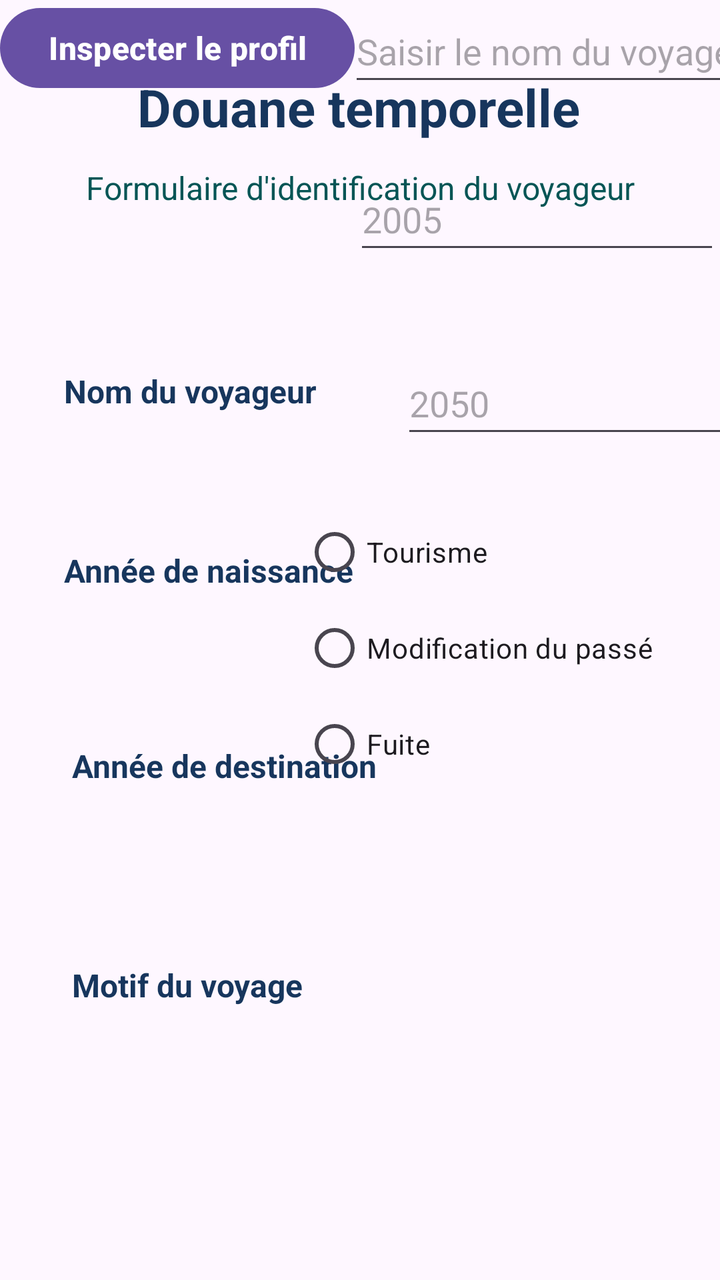
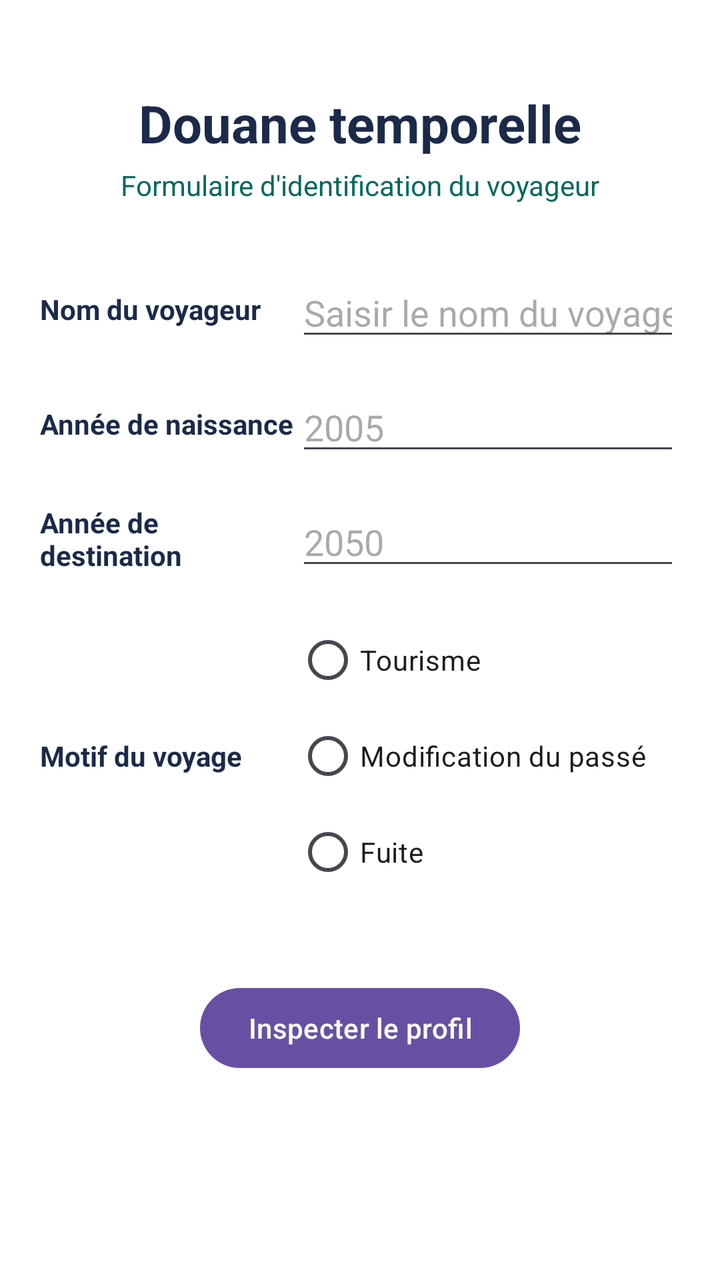

Before-and-after screenshots of an Android layout around one commit, followed by the original layout XML and the change that was made.
<!-- AndroidManifest.xml: application theme Theme.DouaneTemporelle -->
<!-- res/layout/activity_main.xml -->
<?xml version="1.0" encoding="utf-8"?>
<androidx.constraintlayout.widget.ConstraintLayout xmlns:android="http://schemas.android.com/apk/res/android"
    xmlns:app="http://schemas.android.com/apk/res-auto"
    xmlns:tools="http://schemas.android.com/tools"
    android:id="@+id/main"
    android:layout_width="match_parent"
    android:layout_height="match_parent"
    tools:context=".MainActivity">

    <TextView
        android:id="@+id/rs_title"
        android:layout_width="wrap_content"
        android:layout_height="wrap_content"
        android:layout_marginTop="36dp"
        android:text="Douane temporelle"
        android:textColor="#17365D"
        android:textSize="26sp"
        android:textStyle="bold"
        app:layout_constraintEnd_toEndOf="parent"
        app:layout_constraintHorizontal_bias="0.497"
        app:layout_constraintStart_toStartOf="parent"
        app:layout_constraintTop_toTopOf="parent" />

    <TextView
        android:id="@+id/rs_subtitle"
        android:layout_width="0dp"
        android:layout_height="wrap_content"
        android:layout_marginTop="12dp"
        android:gravity="center"
        android:text="Formulaire d'identification du voyageur"
        android:textColor="#055555"
        android:textSize="16sp"
        app:layout_constraintEnd_toEndOf="parent"
        app:layout_constraintHorizontal_bias="0.0"
        app:layout_constraintStart_toStartOf="parent"
        app:layout_constraintTop_toBottomOf="@+id/rs_title" />

    <TextView
        android:id="@+id/rs_label_nom"
        android:layout_width="wrap_content"
        android:layout_height="wrap_content"
        android:layout_marginStart="32dp"
        android:layout_marginTop="80dp"
        android:text="Nom du voyageur"
        android:textColor="#17365D"
        android:textSize="16sp"
        android:textStyle="bold"
        app:layout_constraintStart_toStartOf="parent"
        app:layout_constraintTop_toBottomOf="@+id/rs_subtitle" />

    <TextView
        android:id="@+id/rs_label_naissance"
        android:layout_width="wrap_content"
        android:layout_height="wrap_content"
        android:layout_marginStart="32dp"
        android:layout_marginTop="68dp"
        android:text="Année de naissance"
        android:textColor="#17365D"
        android:textSize="16sp"
        android:textStyle="bold"
        app:layout_constraintStart_toStartOf="parent"
        app:layout_constraintTop_toBottomOf="@+id/rs_label_nom" />

    <TextView
        android:id="@+id/rs_label_destination"
        android:layout_width="wrap_content"
        android:layout_height="wrap_content"
        android:layout_marginStart="36dp"
        android:layout_marginTop="76dp"
        android:text="Année de destination"
        android:textColor="#17365D"
        android:textSize="16sp"
        android:textStyle="bold"
        app:layout_constraintStart_toStartOf="parent"
        app:layout_constraintTop_toBottomOf="@+id/rs_label_naissance" />

    <TextView
        android:id="@+id/rs_label_motif"
        android:layout_width="wrap_content"
        android:layout_height="wrap_content"
        android:layout_marginStart="36dp"
        android:layout_marginTop="88dp"
        android:text="Motif du voyage"
        android:textColor="#17365D"
        android:textSize="16sp"
        android:textStyle="bold"
        app:layout_constraintStart_toStartOf="parent"
        app:layout_constraintTop_toBottomOf="@+id/rs_label_destination" />

    <EditText
        android:id="@+id/rs_nom"
        android:layout_width="0dp"
        android:layout_height="wrap_content"
        android:layout_marginStart="16dp"
        android:ems="10"
        android:hint="Saisir le nom du voyageur"
        android:inputType="text|textPersonName"
        android:minHeight="48dp"
        app:layout_constraintStart_toEndOf="@+id/rs_label_nom"
        tools:ignore="MissingConstraints"
        tools:layout_editor_absoluteY="170dp" />

    <EditText
        android:id="@+id/rs_annee_naissance"
        android:layout_width="0dp"
        android:layout_height="wrap_content"
        android:layout_marginTop="36dp"
        android:ems="10"
        android:hint="2005"
        android:inputType="number"
        android:minHeight="48dp"
        app:layout_constraintEnd_toEndOf="parent"
        app:layout_constraintHorizontal_bias="0.0"
        app:layout_constraintStart_toEndOf="@+id/rs_label_naissance"
        app:layout_constraintTop_toBottomOf="@+id/rs_nom" />

    <EditText
        android:id="@+id/rs_annee_destination"
        android:layout_width="0dp"
        android:layout_height="wrap_content"
        android:layout_marginStart="12dp"
        android:layout_marginTop="44dp"
        android:ems="10"
        android:hint="2050"
        android:inputType="number"
        android:minHeight="48dp"
        app:layout_constraintStart_toEndOf="@+id/rs_label_destination"
        app:layout_constraintTop_toBottomOf="@+id/rs_annee_naissance" />

    <RadioGroup
        android:id="@+id/rs_radio_group_motif"
        android:layout_width="0dp"
        android:layout_height="wrap_content"
        android:layout_marginTop="28dp"
        android:orientation="vertical"
        app:layout_constraintEnd_toEndOf="parent"
        app:layout_constraintHorizontal_bias="1.0"
        app:layout_constraintStart_toEndOf="@+id/rs_label_motif"
        app:layout_constraintTop_toBottomOf="@+id/rs_annee_destination" >

        <RadioButton
            android:id="@+id/rs_motif_tourisme"
            android:layout_width="match_parent"
            android:layout_height="wrap_content"
            android:text="Tourisme" />

        <RadioButton
            android:id="@+id/rs_motif_passe"
            android:layout_width="match_parent"
            android:layout_height="wrap_content"
            android:text="Modification du passé" />

        <RadioButton
            android:id="@+id/rs_motif_fuite"
            android:layout_width="match_parent"
            android:layout_height="wrap_content"
            android:text="Fuite" />
    </RadioGroup>

    <Button
        android:id="@+id/rs_btn_inspecter"
        android:layout_width="0dp"
        android:layout_height="wrap_content"
        android:text="Inspecter le profil"
        android:textColor="#FFFFFF"
        android:textSize="16sp"
        android:textStyle="bold"
        tools:layout_editor_absoluteX="116dp"
        tools:layout_editor_absoluteY="631dp" />

</androidx.constraintlayout.widget.ConstraintLayout>
<!-- resources referenced by this layout -->
<resources>
  <style name="Theme.DouaneTemporelle" parent="Base.Theme.DouaneTemporelle" />
  <style name="Base.Theme.DouaneTemporelle" parent="Theme.Material3.DayNight.NoActionBar">
          
          
      </style>
</resources>

<!-- the commit's change to res/layout/activity_main.xml (unified diff, before → after) -->
@@ -1,171 +1,170 @@
 <?xml version="1.0" encoding="utf-8"?>
-<androidx.constraintlayout.widget.ConstraintLayout xmlns:android="http://schemas.android.com/apk/res/android"
-    xmlns:app="http://schemas.android.com/apk/res-auto"
+<LinearLayout xmlns:android="http://schemas.android.com/apk/res/android"
     xmlns:tools="http://schemas.android.com/tools"
     android:id="@+id/main"
     android:layout_width="match_parent"
     android:layout_height="match_parent"
-    tools:context=".MainActivity">
+    android:orientation="vertical"
+    android:padding="20dp"
+    android:background="#FFFFFF">
 
     <TextView
         android:id="@+id/rs_title"
-        android:layout_width="wrap_content"
+        android:layout_width="match_parent"
         android:layout_height="wrap_content"
-        android:layout_marginTop="36dp"
+        android:layout_marginTop="24dp"
+        android:gravity="center"
         android:text="Douane temporelle"
-        android:textColor="#17365D"
+        android:textColor="#1B2A49"
         android:textSize="26sp"
-        android:textStyle="bold"
-        app:layout_constraintEnd_toEndOf="parent"
-        app:layout_constraintHorizontal_bias="0.497"
-        app:layout_constraintStart_toStartOf="parent"
-        app:layout_constraintTop_toTopOf="parent" />
+        android:textStyle="bold" />
 
     <TextView
         android:id="@+id/rs_subtitle"
-        android:layout_width="0dp"
+        android:layout_width="match_parent"
         android:layout_height="wrap_content"
-        android:layout_marginTop="12dp"
+        android:layout_marginTop="4dp"
+        android:layout_marginBottom="32dp"
         android:gravity="center"
         android:text="Formulaire d'identification du voyageur"
-        android:textColor="#055555"
-        android:textSize="16sp"
-        app:layout_constraintEnd_toEndOf="parent"
-        app:layout_constraintHorizontal_bias="0.0"
-        app:layout_constraintStart_toStartOf="parent"
-        app:layout_constraintTop_toBottomOf="@+id/rs_title" />
+        android:textColor="#00695C"
+        android:textSize="14sp" />
 
-    <TextView
-        android:id="@+id/rs_label_nom"
-        android:layout_width="wrap_content"
+    
+    <LinearLayout
+        android:layout_width="match_parent"
         android:layout_height="wrap_content"
-        android:layout_marginStart="32dp"
-        android:layout_marginTop="80dp"
-        android:text="Nom du voyageur"
-        android:textColor="#17365D"
-        android:textSize="16sp"
-        android:textStyle="bold"
-        app:layout_constraintStart_toStartOf="parent"
-        app:layout_constraintTop_toBottomOf="@+id/rs_subtitle" />
+        android:gravity="center_vertical"
+        android:orientation="horizontal"
+        android:weightSum="1">
 
-    <TextView
-        android:id="@+id/rs_label_naissance"
-        android:layout_width="wrap_content"
+        <TextView
+            android:id="@+id/rs_label_nom"
+            android:layout_width="0dp"
+            android:layout_height="wrap_content"
+            android:layout_weight="0.4"
+            android:text="Nom du voyageur"
+            android:textColor="#1B2A49"
+            android:textStyle="bold" />
+
+        <EditText
+            android:id="@+id/rs_nom"
+            android:layout_width="0dp"
+            android:layout_height="wrap_content"
+            android:layout_weight="0.6"
+            android:hint="Saisir le nom du voyageur"
+            android:inputType="textPersonName"
+            tools:ignore="TouchTargetSizeCheck" />
+    </LinearLayout>
+
+    
+    <LinearLayout
+        android:layout_width="match_parent"
         android:layout_height="wrap_content"
-        android:layout_marginStart="32dp"
-        android:layout_marginTop="68dp"
-        android:text="Année de naissance"
-        android:textColor="#17365D"
-        android:textSize="16sp"
-        android:textStyle="bold"
-        app:layout_constraintStart_toStartOf="parent"
-        app:layout_constraintTop_toBottomOf="@+id/rs_label_nom" />
+        android:layout_marginTop="16dp"
+        android:gravity="center_vertical"
+        android:orientation="horizontal"
+        android:weightSum="1">
 
-    <TextView
-        android:id="@+id/rs_label_destination"
-        android:layout_width="wrap_content"
+        <TextView
+            android:id="@+id/rs_label_naissance"
+            android:layout_width="0dp"
+            android:layout_height="wrap_content"
+            android:layout_weight="0.4"
+            android:text="Année de naissance"
+            android:textColor="#1B2A49"
+            android:textStyle="bold" />
+
+        <EditText
+            android:id="@+id/rs_annee_naissance"
+            android:layout_width="0dp"
+            android:layout_height="wrap_content"
+            android:layout_weight="0.6"
+            android:hint="2005"
+            android:inputType="number"
+            android:maxLength="4"
+            tools:ignore="TouchTargetSizeCheck" />
+    </LinearLayout>
+
+    
+    <LinearLayout
+        android:layout_width="match_parent"
         android:layout_height="wrap_content"
-        android:layout_marginStart="36dp"
-        android:layout_marginTop="76dp"
-        android:text="Année de destination"
-        android:textColor="#17365D"
-        android:textSize="16sp"
-        android:textStyle="bold"
-        app:layout_constraintStart_toStartOf="parent"
-        app:layout_constraintTop_toBottomOf="@+id/rs_label_naissance" />
+        android:layout_marginTop="16dp"
+        android:gravity="center_vertical"
+        android:orientation="horizontal"
+        android:weightSum="1">
 
-    <TextView
-        android:id="@+id/rs_label_motif"
-        android:layout_width="wrap_content"
+        <TextView
+            android:id="@+id/rs_label_destination"
+            android:layout_width="0dp"
+            android:layout_height="wrap_content"
+            android:layout_weight="0.4"
+            android:text="Année de destination"
+            android:textColor="#1B2A49"
+            android:textStyle="bold" />
+
+        <EditText
+            android:id="@+id/rs_annee_destination"
+            android:layout_width="0dp"
+            android:layout_height="wrap_content"
+            android:layout_weight="0.6"
+            android:hint="2050"
+            android:inputType="number"
+            android:maxLength="4"
+            tools:ignore="TouchTargetSizeCheck" />
+    </LinearLayout>
+
+    
+    <LinearLayout
+        android:layout_width="match_parent"
         android:layout_height="wrap_content"
-        android:layout_marginStart="36dp"
-        android:layout_marginTop="88dp"
-        android:text="Motif du voyage"
-        android:textColor="#17365D"
-        android:textSize="16sp"
-        android:textStyle="bold"
-        app:layout_constraintStart_toStartOf="parent"
-        app:layout_constraintTop_toBottomOf="@+id/rs_label_destination" />
+        android:layout_marginTop="16dp"
+        android:gravity="center_vertical"
+        android:orientation="horizontal"
+        android:weightSum="1">
 
-    <EditText
-        android:id="@+id/rs_nom"
-        android:layout_width="0dp"
-        android:layout_height="wrap_content"
-        android:layout_marginStart="16dp"
-        android:ems="10"
-        android:hint="Saisir le nom du voyageur"
-        android:inputType="text|textPersonName"
-        android:minHeight="48dp"
-        app:layout_constraintStart_toEndOf="@+id/rs_label_nom"
-        tools:ignore="MissingConstraints"
-        tools:layout_editor_absoluteY="170dp" />
+        <TextView
+            android:id="@+id/rs_label_motif"
+            android:layout_width="0dp"
+            android:layout_height="wrap_content"
+            android:layout_weight="0.4"
+            android:text="Motif du voyage"
+            android:textColor="#1B2A49"
+            android:textStyle="bold" />
 
-    <EditText
-        android:id="@+id/rs_annee_naissance"
-        android:layout_width="0dp"
-        android:layout_height="wrap_content"
-        android:layout_marginTop="36dp"
-        android:ems="10"
-        android:hint="2005"
-        android:inputType="number"
-        android:minHeight="48dp"
-        app:layout_constraintEnd_toEndOf="parent"
-        app:layout_constraintHorizontal_bias="0.0"
-        app:layout_constraintStart_toEndOf="@+id/rs_label_naissance"
-        app:layout_constraintTop_toBottomOf="@+id/rs_nom" />
+        <RadioGroup
+            android:id="@+id/rs_radio_group_motif"
+            android:layout_width="0dp"
+            android:layout_height="wrap_content"
+            android:layout_weight="0.6"
+            android:orientation="vertical">
 
-    <EditText
-        android:id="@+id/rs_annee_destination"
-        android:layout_width="0dp"
-        android:layout_height="wrap_content"
-        android:layout_marginStart="12dp"
-        android:layout_marginTop="44dp"
-        android:ems="10"
-        android:hint="2050"
-        android:inputType="number"
-        android:minHeight="48dp"
-        app:layout_constraintStart_toEndOf="@+id/rs_label_destination"
-        app:layout_constraintTop_toBottomOf="@+id/rs_annee_naissance" />
+            <RadioButton
+                android:id="@+id/rs_motif_tourisme"
+                android:layout_width="wrap_content"
+                android:layout_height="wrap_content"
+                android:text="Tourisme" />
 
-    <RadioGroup
-        android:id="@+id/rs_radio_group_motif"
-        android:layout_width="0dp"
-        android:layout_height="wrap_content"
-        android:layout_marginTop="28dp"
-        android:orientation="vertical"
-        app:layout_constraintEnd_toEndOf="parent"
-        app:layout_constraintHorizontal_bias="1.0"
-        app:layout_constraintStart_toEndOf="@+id/rs_label_motif"
-        app:layout_constraintTop_toBottomOf="@+id/rs_annee_destination" >
+            <RadioButton
+                android:id="@+id/rs_motif_modification"
+                android:layout_width="wrap_content"
+                android:layout_height="wrap_content"
+                android:text="Modification du passé" />
 
-        <RadioButton
-            android:id="@+id/rs_motif_tourisme"
-            android:layout_width="match_parent"
-            android:layout_height="wrap_content"
-            android:text="Tourisme" />
-
-        <RadioButton
-            android:id="@+id/rs_motif_passe"
-            android:layout_width="match_parent"
-            android:layout_height="wrap_content"
-            android:text="Modification du passé" />
-
-        <RadioButton
-            android:id="@+id/rs_motif_fuite"
-            android:layout_width="match_parent"
-            android:layout_height="wrap_content"
-            android:text="Fuite" />
-    </RadioGroup>
+            <RadioButton
+                android:id="@+id/rs_motif_fuite"
+                android:layout_width="wrap_content"
+                android:layout_height="wrap_content"
+                android:text="Fuite" />
+        </RadioGroup>
+    </LinearLayout>
 
     <Button
         android:id="@+id/rs_btn_inspecter"
-        android:layout_width="0dp"
+        android:layout_width="wrap_content"
         android:layout_height="wrap_content"
-        android:text="Inspecter le profil"
-        android:textColor="#FFFFFF"
-        android:textSize="16sp"
-        android:textStyle="bold"
-        tools:layout_editor_absoluteX="116dp"
-        tools:layout_editor_absoluteY="631dp" />
-
-</androidx.constraintlayout.widget.ConstraintLayout>
+        android:layout_gravity="center_horizontal"
+        android:layout_marginTop="40dp"
+        android:text="Inspecter le profil" />
+</LinearLayout>
